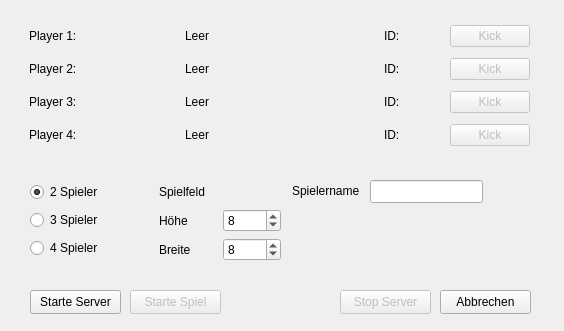
JPaehr/Revrsi, file src/interfaces/server_gui.ui: the form before one commit.
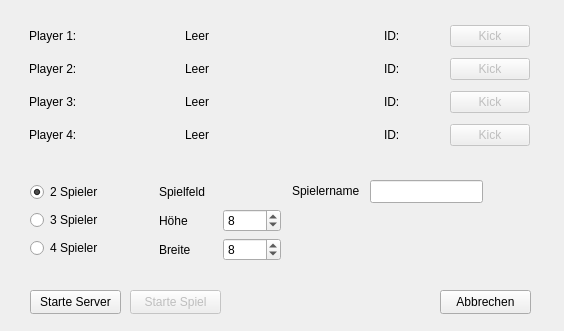
The form after the commit.

Commit message: Server Terminiert jetzt ohne abzustürzen

```diff
--- a/src/interfaces/server_gui.ui
+++ b/src/interfaces/server_gui.ui
@@ -345,22 +345,6 @@
     <string>Abbrechen</string>
    </property>
   </widget>
-  <widget class="QPushButton" name="stopServer_button">
-   <property name="enabled">
-    <bool>false</bool>
-   </property>
-   <property name="geometry">
-    <rect>
-     <x>340</x>
-     <y>290</y>
-     <width>91</width>
-     <height>24</height>
-    </rect>
-   </property>
-   <property name="text">
-    <string>Stop Server</string>
-   </property>
-  </widget>
   <widget class="QWidget" name="horizontalLayoutWidget">
    <property name="geometry">
     <rect>
```
Left out of the diff: 20 changed lines with no effect on the pictures. The commit also changes 7 other files.
